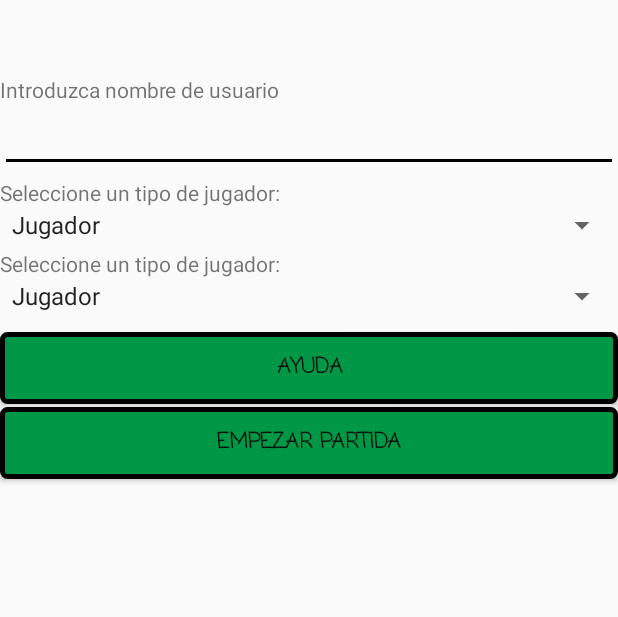
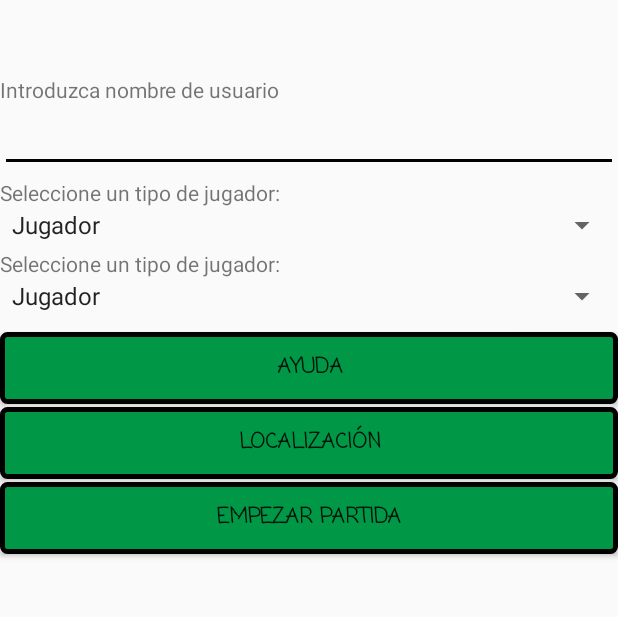
Before and after one commit to ralvarezmar/Quoridor, an Android app: the screen it shows after launch (MainActivity), on a phone screen of 412 x 824 dp, the part 274-891 px from its top. Run offline under Robolectric (Android 15) with nearby library versions, the phone set to English and light mode, and no system bars.

Commit message:
New activity map

```diff
--- a/app/src/main/java/es/urjc/mov/rmartin/quor/MainActivity.java
+++ b/app/src/main/java/es/urjc/mov/rmartin/quor/MainActivity.java
@@ -62,7 +62,6 @@ public class MainActivity extends AppCompatActivity {
         EditText user = (EditText) findViewById(R.id.user);
         Button butHelp = (Button) findViewById(R.id.help);
 
-
         butStart.setOnClickListener(new Start(user));
         butHelp.setOnClickListener(new Help());
 
--- a/app/src/main/res/layout/activity_main.xml
+++ b/app/src/main/res/layout/activity_main.xml
@@ -79,6 +79,18 @@
         android:theme="@style/Switch"
         android:text="@string/ayuda"
         />
+    <Button
+        android:id="@+id/map"
+        android:layout_marginTop="2dp"
+        android:layout_width="match_parent"
+        android:layout_height="wrap_content"
+        android:layout_gravity="center_horizontal"
+        android:background="@drawable/button"
+        android:fontFamily="casual"
+        android:textStyle="bold"
+        android:theme="@style/Switch"
+        android:text="@string/map"
+        />
 
     <Button
         android:id="@+id/start"
--- a/app/src/main/res/values/strings.xml
+++ b/app/src/main/res/values/strings.xml
@@ -13,6 +13,8 @@
     <string name="niveles">"Niveles"</string>
     <string name="ayuda">"Ayuda"</string>
     <string name="empezar">"Empezar partida"</string>
+    <string name="map">"Localización"</string>
+
     <string name="user">"Introduzca nombre de usuario"</string>
     <string name="crear">"Crear partida"</string>
     <string name="unir">"Unirte a partida"</string>
@@ -36,5 +38,6 @@
 
     <string name="help">"Ayuda quoridor \n"</string>
     <string name="help2">"Cada jugador debe llevar su peón al otro extremo del tablero. Su oponente puede bloquear cada casilla, obligando al otro a desviarse y demorar así su llegada. Está prohibido encerrar al peón rival. Resulta ganador quien llega primero al otro extremo. En cada turno, el jugador puede optar por mover su peón (que avanza un solo casillero por turno y no puede moverse en diagonal) o colocar una nueva pared. En su primer movimiento puede mover a cualquier casilla disponible de la primera fila. \n \n Puede realizar movimientos o bloquear casilla utilizando el botón debajo del tablero. \n \n Puede cambiar el nivel en el menú o reiniciar partida en caso de bloqueo."</string>
+    <string name="title_activity_maps">Map</string>
 
 </resources>
```
Also changed, not shown: app/build.gradle (+5 -3 lines), app/src/debug/res/values/google_maps_api.xml (added, +24 -0 lines), app/src/main/AndroidManifest.xml (+27 -0 lines), app/src/main/java/es/urjc/mov/rmartin/quor/MapsActivity.java (added, +64 -0 lines), app/src/main/res/layout/activity_maps.xml (added, +8 -0 lines), 1 other file.
